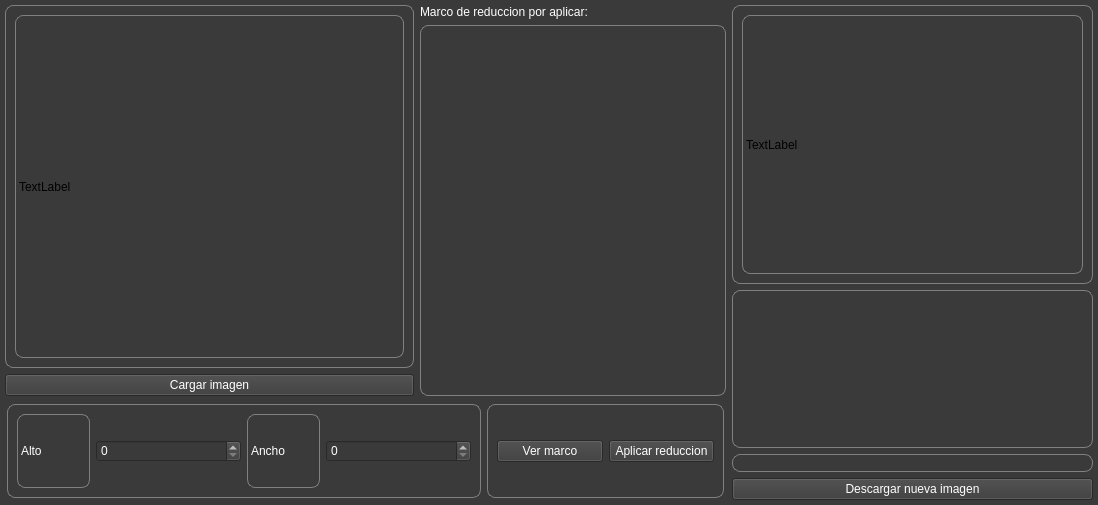
Qt form gui_main.ui (leninrkb/reduccion-de-imagenes-python) before a commit.
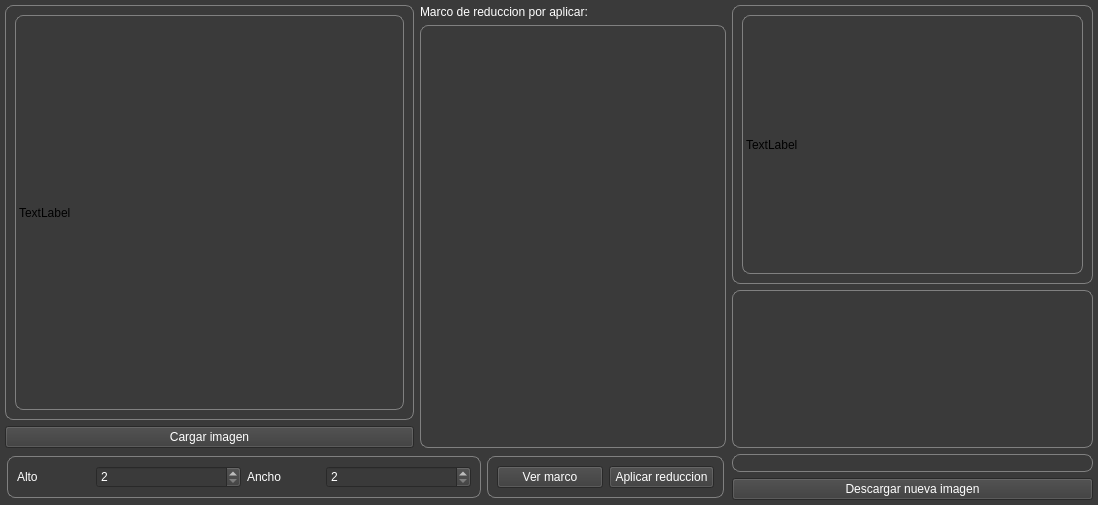
The same form after that commit.

Commit message: cambio minimo deafult a 2

The edit to the form file:
```diff
--- a/gui_main.ui
+++ b/gui_main.ui
@@ -72,7 +72,7 @@
          <property name="frameShadow">
           <enum>QFrame::Raised</enum>
          </property>
-         <layout class="QVBoxLayout" name="verticalLayout_2" stretch="4,1">
+         <layout class="QVBoxLayout" name="verticalLayout_2" stretch="10,1">
           <property name="leftMargin">
            <number>0</number>
           </property>
@@ -269,6 +269,7 @@
                   <property name="styleSheet">
                    <string notr="true">QLabel{
 	color: rgb(255, 255, 255);
+	border: none; 
 }</string>
                   </property>
                   <property name="text">
@@ -283,6 +284,9 @@
 color: rgb(255, 255, 255);
 }</string>
                   </property>
+                  <property name="minimum">
+                   <number>2</number>
+                  </property>
                  </widget>
                 </item>
                 <item>
@@ -290,6 +294,7 @@
                   <property name="styleSheet">
                    <string notr="true">QLabel{
 	color: rgb(255, 255, 255);
+	border: none; 
 }</string>
                   </property>
                   <property name="text">
@@ -304,6 +309,9 @@
 color: rgb(255, 255, 255);
 }</string>
                   </property>
+                  <property name="minimum">
+                   <number>2</number>
+                  </property>
                  </widget>
                 </item>
                </layout>
```
The commit also changes 1 other file.
